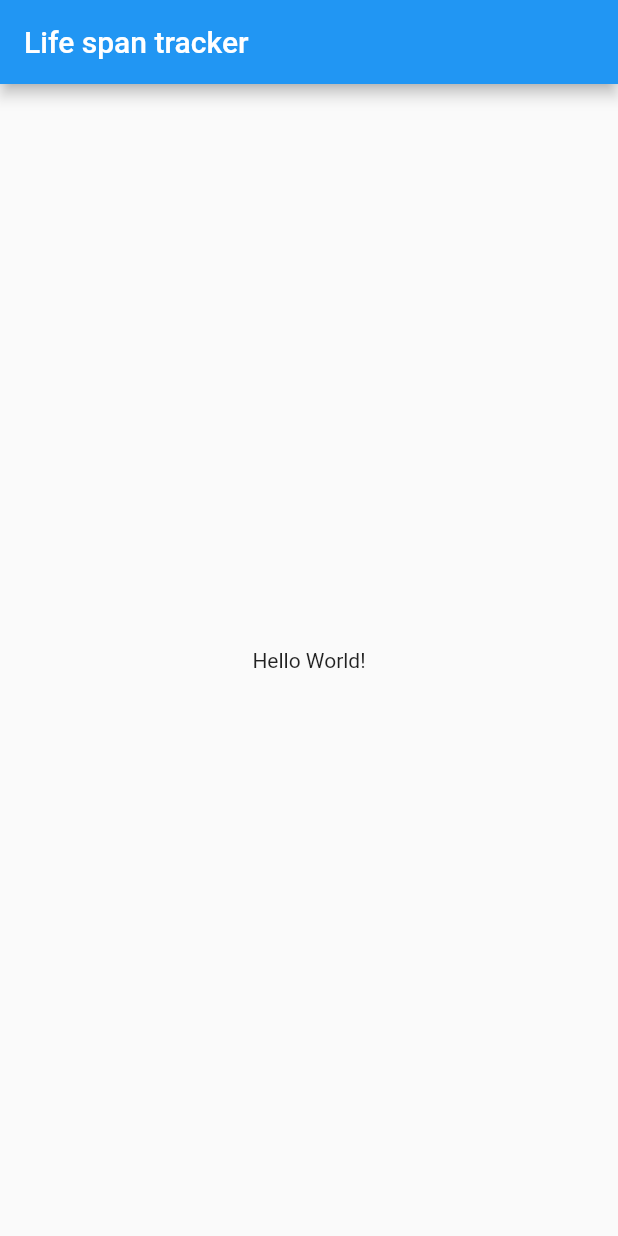
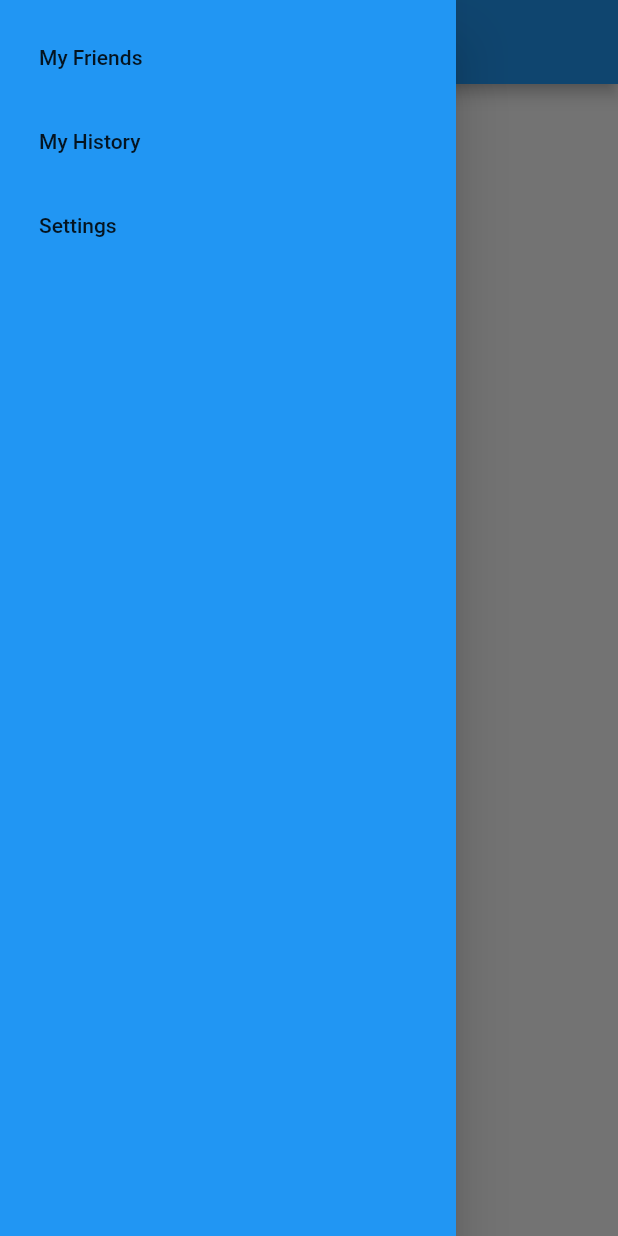
Before and after one commit to aranyagupta/ichack-arch, a Flutter app: the screen it shows after launch, with the side drawer open (before the commit the screen has no drawer), on a phone screen of 412 x 824 dp. Run offline on Flutter 3.47's test engine with Material 2 defaults, Android fonts, the light colour scheme and no system bars.

Commit message:
Hamburger and different pages added

```diff
--- a/hack_app/lib/friends.dart
+++ b/hack_app/lib/friends.dart
@@ -7,9 +7,6 @@ class FriendsList extends StatefulWidget {
 
 class _FriendsList extends State<FriendsList> {
   Widget build(BuildContext context) {
-    return Container(
-        child: Column(
-      children: [],
-    ));
+    return Container();
   }
 }
--- a/hack_app/lib/main.dart
+++ b/hack_app/lib/main.dart
@@ -1,4 +1,5 @@
 import 'package:flutter/material.dart';
+import 'package:hack_app/friends.dart';
 
 void main() => runApp(MyApp());
 
@@ -7,11 +8,47 @@ class MyApp extends StatelessWidget {
   Widget build(BuildContext context) {
     return MaterialApp(
       home: Scaffold(
-        appBar: AppBar(
-          title: Text('Life span tracker'),
+        appBar: AppBar(title: Text('Life span tracker')),
+        drawer: Drawer(
+          backgroundColor: Colors.blue,
+          child: ListView(padding: EdgeInsets.all(10), children: <Widget>[
+            Builder(builder: ((context) {
+              return ListTile(
+                title: Text("My Friends"),
+                onTap: () {
+                  Navigator.push(
+                    context,
+                    MaterialPageRoute(builder: (context) => FriendsList()),
+                  );
+                },
+              );
+            })),
+            Builder(builder: ((context) {
+              return ListTile(
+                title: Text("My History"),
+                onTap: () {
+                  Navigator.push(
+                    context,
+                    MaterialPageRoute(builder: (context) => FriendsList()),
+                  );
+                },
+              );
+            })),
+            Builder(builder: ((context) {
+              return ListTile(
+                title: Text("Settings"),
+                onTap: () {
+                  Navigator.push(
+                    context,
+                    MaterialPageRoute(builder: (context) => FriendsList()),
+                  );
+                },
+              );
+            })),
+          ]),
         ),
-        body: Center(
-          child: Text('Hello World!'),
+        body: const Center(
+          child: Text(''),
         ),
       ),
     );
```
Also changed, not shown: 1 other file.
